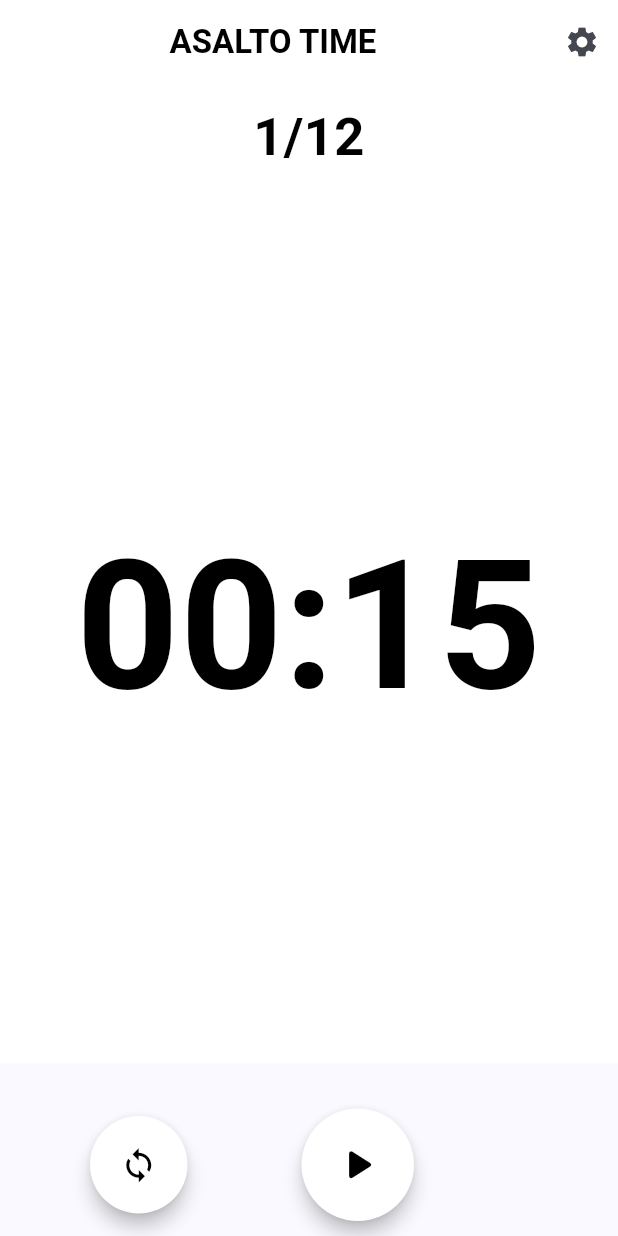
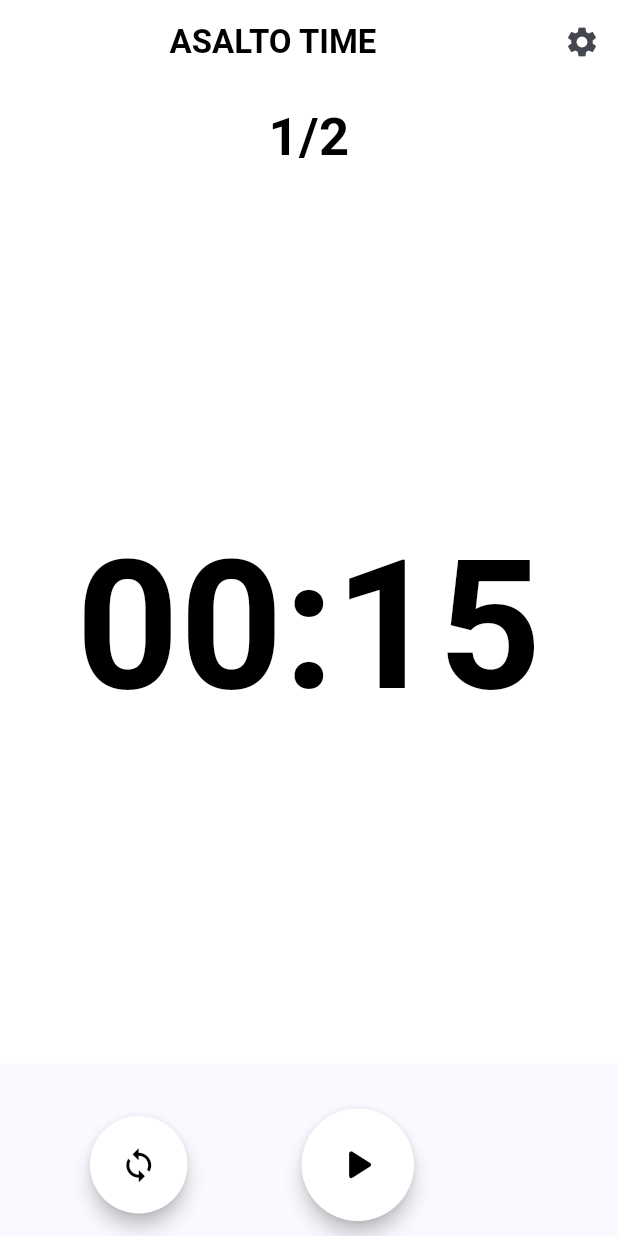
Before and after one commit to vidm27/asalto-time, a Flutter app: the screen it shows after launch, on a phone screen of 412 x 824 dp. Run offline on Flutter 3.47's test engine with Material 3 defaults, Android fonts, the phone set to English and light mode, and no system bars; our stand-ins replace audioplayers, flutter_riverpod, go_router.

Commit message:
feat(timer): añadir gestión del estado de la configuración de tiempo
Agrega la gestión del estado para configurar los tiempos de descanso, asalto, y la cantidad de asaltos.

```diff
--- a/lib/timer/pages/home_page.dart
+++ b/lib/timer/pages/home_page.dart
@@ -3,6 +3,7 @@ import 'package:audioplayers/audioplayers.dart';
 import 'package:flutter/material.dart';
 
 import 'package:flutter_riverpod/flutter_riverpod.dart';
+import 'package:go_router/go_router.dart';
 
 class HomeScreen extends ConsumerStatefulWidget {
   static String name = "home_screen";
@@ -31,6 +32,7 @@ class HomeScreenState extends ConsumerState<HomeScreen> {
   @override
   Widget build(BuildContext context) {
     final timer = ref.watch(timerProvider);
+    final configRound = ref.watch(roundConfigProvider);
 
     Color getBackground() {
       if (timer.isRunning && timer.isSecondBreak == false) {
@@ -55,7 +57,7 @@ class HomeScreenState extends ConsumerState<HomeScreen> {
         actions: [
           IconButton(
               onPressed: () {
-                ///TODO Reiniciar el timer
+                context.push("/config-round");
               },
               icon: const Icon(Icons.settings))
         ],
@@ -72,7 +74,7 @@ class HomeScreenState extends ConsumerState<HomeScreen> {
               width: double.infinity,
               color: getBackground(),
               child: Text(
-                "${timer.asaltoActual}/12",
+                "${timer.asaltoActual}/${configRound.totalRounds}",
                 textAlign: TextAlign.center,
                 style: TextStyle(
                     fontSize: 35,
@@ -103,14 +105,12 @@ class HomeScreenState extends ConsumerState<HomeScreen> {
                     ElevatedButton(
                       onPressed: () {
                         ref.read(timerProvider.notifier).resetTimer();
-                        // player.play(source)
                       },
                       style: ElevatedButton.styleFrom(
                           backgroundColor: Colors.white,
                           elevation: 5,
                           shape: const CircleBorder(),
                           padding: const EdgeInsets.all(20)),
-                      // clipBehavior: ClipRRect(borderRadius: BorderRadius.circular(10),),
                       child: const Icon(
                         Icons.loop,
                         color: Colors.black,
```
Also changed, not shown: lib/timer/provider/timer_provider.dart (+18 -9 lines).
